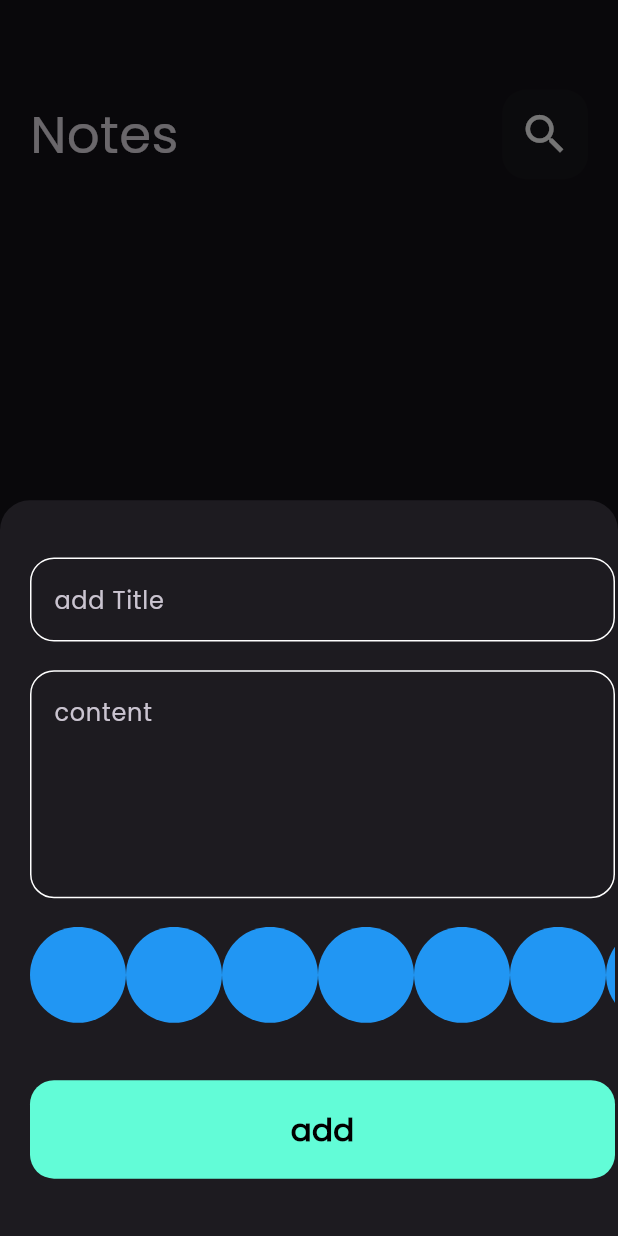
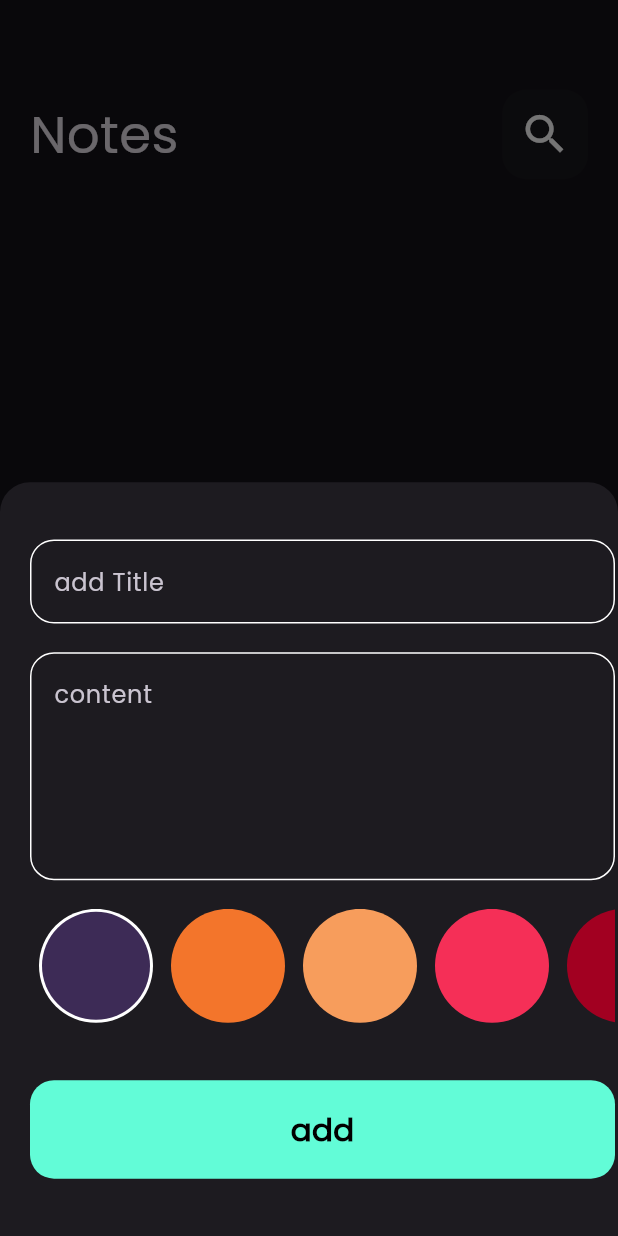
Before and after one commit to A7medkatheer/notes_app, a Flutter app: the screen it shows after launch, after a tap on the "add" icon, on a phone screen of 412 x 824 dp. Run offline on Flutter 3.47's test engine with Material 3 defaults, Android fonts, the phone set to English and light mode, and no system bars; our stand-ins replace flutter_bloc, flutter_screenutil, font_awesome_flutter, hive, hive_flutter; accounts and stored records are empty.

Commit message:
colors list view part 2

```diff
--- a/lib/views/widgets/colors_list_view.dart
+++ b/lib/views/widgets/colors_list_view.dart
@@ -1,29 +1,64 @@
 import 'package:flutter/material.dart';
 
 class ColorItem extends StatelessWidget {
-  const ColorItem({super.key});
-
+  const ColorItem({super.key, required this.isActive, required this.color});
+  final bool isActive;
+  final Color color;
   @override
   Widget build(BuildContext context) {
-    return const CircleAvatar(
-      backgroundColor: Colors.blue,
-      radius: 32,
-    );
+    return isActive
+        ? CircleAvatar(
+            radius: 38,
+            backgroundColor: Colors.white,
+            child: CircleAvatar(
+              radius: 36,
+              backgroundColor: color,
+            ),
+          )
+        : CircleAvatar(
+            radius: 38,
+            backgroundColor: color,
+          );
   }
 }
 
-class ColorListView extends StatelessWidget {
+class ColorListView extends StatefulWidget {
   const ColorListView({super.key});
 
   @override
+  State<ColorListView> createState() => _ColorListViewState();
+}
+
+class _ColorListViewState extends State<ColorListView> {
+  int currentIndex = 0;
+  List<Color> colors = const [
+    Color(0xff3D2B56),
+    Color(0xffF3752B),
+    Color(0xffF79D5C),
+    Color(0xffF52F57),
+    Color(0xffA20021),
+  ];
+  @override
   Widget build(BuildContext context) {
     return SizedBox(
-      height: 32 * 2,
+      height: 38 * 2,
       child: ListView.builder(
-        itemCount: 10,
+        itemCount: colors.length,
         scrollDirection: Axis.horizontal,
         itemBuilder: (BuildContext context, int index) {
-          return const ColorItem();
+          return Padding(
+            padding: const EdgeInsets.symmetric(horizontal: 6),
+            child: GestureDetector(
+              onTap: () {
+                currentIndex = index;
+                setState(() {});
+              },
+              child: ColorItem(
+                color: colors[index],
+                isActive: currentIndex == index,
+              ),
+            ),
+          );
         },
       ),
     );
```
